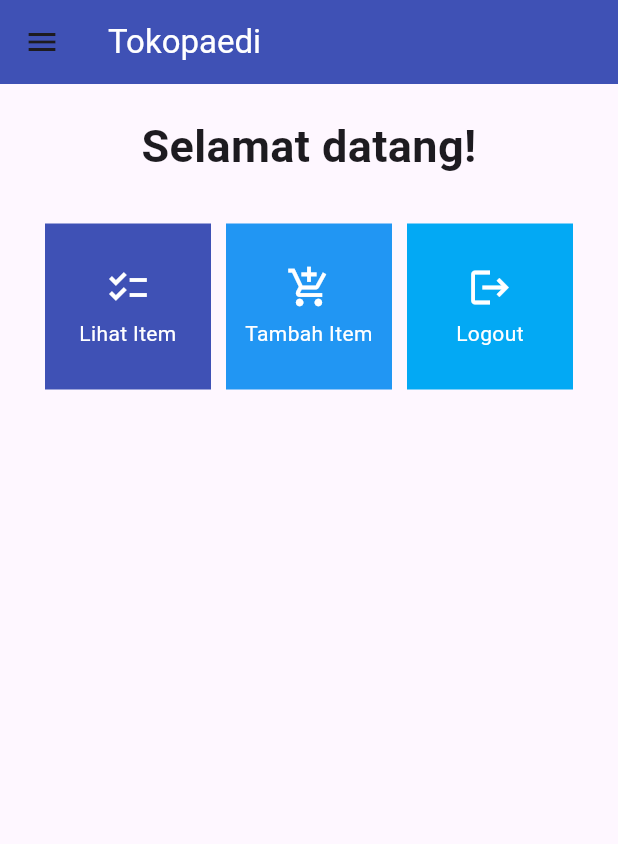
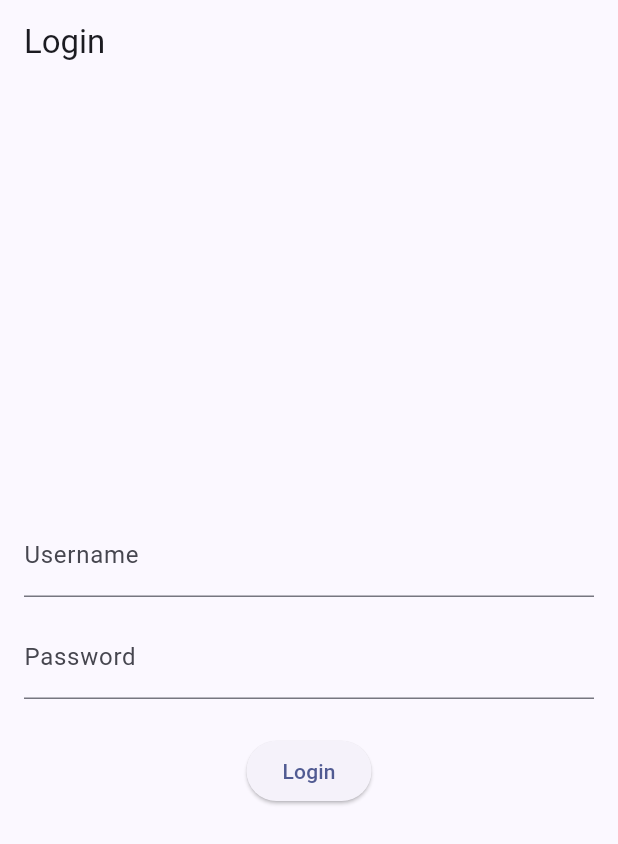
Before and after one commit to zuhdynadhif/tokopaedi-mobile, a Flutter app: the screen it shows after launch, on a phone screen of 412 x 824 dp. Shown: the top 844 px of the screen. Run offline on Flutter 3.47's test engine with Material 3 defaults, Android fonts, the phone set to English and light mode, and no system bars; missing offline and left inert: pbp_django_auth.

Commit message:
feat (login/out,addProduct): django local synced

```diff
--- a/lib/main.dart
+++ b/lib/main.dart
@@ -1,4 +1,7 @@
 import 'package:flutter/material.dart';
+import 'package:pbp_django_auth/pbp_django_auth.dart';
+import 'package:provider/provider.dart';
+import 'package:tokopaedi/screens/login.dart';
 import 'package:tokopaedi/screens/menu.dart';
 
 void main() {
@@ -6,33 +9,22 @@
 }
 
 class MyApp extends StatelessWidget {
-  const MyApp({super.key});
+    const MyApp({Key? key}) : super(key: key);
 
-  // This widget is the root of your application.
     @override
     Widget build(BuildContext context) {
-    return MaterialApp(
-      title: 'Flutter Demo',
+        return Provider(
+            create: (_) {
+                CookieRequest request = CookieRequest();
+                return request;
+            },
+            child: MaterialApp(
+                title: 'Flutter App',
                 theme: ThemeData(
-        // This is the theme of your application.
-        //
-        // TRY THIS: Try running your application with "flutter run". You'll see
-        // the application has a blue toolbar. Then, without quitting the app,
-        // try changing the seedColor in the colorScheme below to Colors.green
-        // and then invoke "hot reload" (save your changes or press the "hot
-        // reload" button in a Flutter-supported IDE, or press "r" if you used
-        // the command line to start the app).
-        //
-        // Notice that the counter didn't reset back to zero; the application
-        // state is not lost during the reload. To reset the state, use hot
-        // restart instead.
-        //
-        // This works for code too, not just values: Most code changes can be
-        // tested with just a hot reload.
-        colorScheme: ColorScheme.fromSeed(seedColor: Colors.deepPurple),
+                    colorScheme: ColorScheme.fromSeed(seedColor: Colors.indigo),
                     useMaterial3: true,
                 ),
-      home: MyHomePage(),
+                home: LoginPage()),
           );
     }
 }
--- /dev/null
+++ b/lib/screens/login.dart
@@ -0,0 +1,114 @@
+import 'package:tokopaedi/screens/menu.dart';
+import 'package:flutter/material.dart';
+import 'package:pbp_django_auth/pbp_django_auth.dart';
+import 'package:provider/provider.dart';
+
+void main() {
+    runApp(const LoginApp());
+}
+
+class LoginApp extends StatelessWidget {
+const LoginApp({super.key});
+
+@override
+Widget build(BuildContext context) {
+    return MaterialApp(
+        title: 'Login',
+        theme: ThemeData(
+            primarySwatch: Colors.blue,
+    ),
+    home: const LoginPage(),
+    );
+    }
+}
+
+class LoginPage extends StatefulWidget {
+    const LoginPage({super.key});
+
+    @override
+    _LoginPageState createState() => _LoginPageState();
+}
+
+class _LoginPageState extends State<LoginPage> {
+    final TextEditingController _usernameController = TextEditingController();
+    final TextEditingController _passwordController = TextEditingController();
+
+    @override
+    Widget build(BuildContext context) {
+        final request = context.watch<CookieRequest>();
+        return Scaffold(
+            appBar: AppBar(
+                title: const Text('Login'),
+            ),
+            body: Container(
+                padding: const EdgeInsets.all(16.0),
+                child: Column(
+                    mainAxisAlignment: MainAxisAlignment.center,
+                    children: [
+                        TextField(
+                            controller: _usernameController,
+                            decoration: const InputDecoration(
+                                labelText: 'Username',
+                            ),
+                        ),
+                        const SizedBox(height: 12.0),
+                        TextField(
+                            controller: _passwordController,
+                            decoration: const InputDecoration(
+                                labelText: 'Password',
+                            ),
+                            obscureText: true,
+                        ),
+                        const SizedBox(height: 24.0),
+                        ElevatedButton(
+                            onPressed: () async {
+                                String username = _usernameController.text;
+                                String password = _passwordController.text;
+
+                                // Cek kredensial
+                                // TODO: Ganti URL dan jangan lupa tambahkan trailing slash (/) di akhir URL!
+                                // Untuk menyambungkan Android emulator dengan Django pada localhost,
+                                // gunakan URL http://10.0.2.2/
+                                final response = await request.login("http://localhost:8000/auth/login/", {
+                                'username': username,
+                                'password': password,
+                                });
+
+                                if (request.loggedIn) {
+                                    String message = response['message'];
+                                    String uname = response['username'];
+                                    Navigator.pushReplacement(
+                                        context,
+                                        MaterialPageRoute(builder: (context) => MyHomePage()),
+                                    );
+                                    ScaffoldMessenger.of(context)
+                                        ..hideCurrentSnackBar()
+                                        ..showSnackBar(
+                                            SnackBar(content: Text("$message Selamat datang, $uname.")));
+                                    } else {
+                                    showDialog(
+                                        context: context,
+                                        builder: (context) => AlertDialog(
+                                            title: const Text('Login Gagal'),
+                                            content:
+                                                Text(response['message']),
+                                            actions: [
+                                                TextButton(
+                                                    child: const Text('OK'),
+                                                    onPressed: () {
+                                                        Navigator.pop(context);
+                                                    },
+                                                ),
+                                            ],
+                                        ),
+                                    );
+                                }
+                            },
+                            child: const Text('Login'),
+                        ),
+                    ],
+                ),
+            ),
+        );
+    }
+}
--- a/pubspec.yaml
+++ b/pubspec.yaml
@@ -35,6 +35,9 @@
   # The following adds the Cupertino Icons font to your application.
   # Use with the CupertinoIcons class for iOS style icons.
   cupertino_icons: ^1.0.2
+  provider: ^6.1.1
+  pbp_django_auth: ^0.4.0
+  http: ^1.1.0
 
 dev_dependencies:
   flutter_test:
```
Also changed, not shown: lib/models/product.dart (added, +65 -0 lines), lib/screens/inventory_form.dart (+35 -36 lines), lib/screens/list_product.dart (added, +91 -0 lines), lib/widgets/home_button_card.dart (+26 -7 lines), lib/widgets/left_drawer.dart (+13 -1 lines), pubspec.lock, 3 other files. Lines whose indentation alone changed are shown as unchanged.
